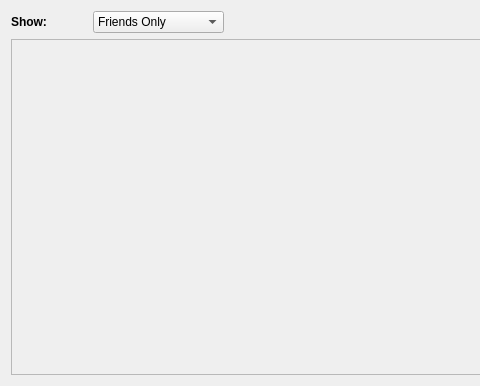
First picture: the form in retroshare-gui/src/gui/PeersFeed.ui, repository RetroShare/RetroShare, before the edit; both pictures show x 0 to 480 and y 0 to 386 of the 689 by 386 pixel window.
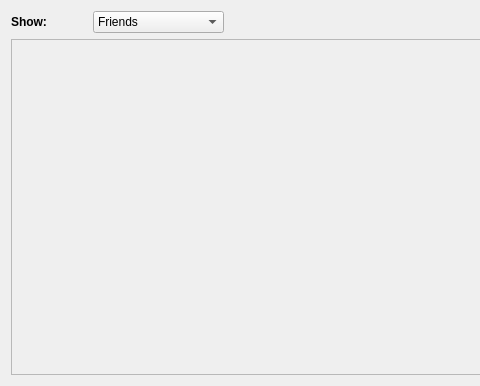
Second picture: the form after the edit.

```diff
--- a/retroshare-gui/src/gui/PeersFeed.ui
+++ b/retroshare-gui/src/gui/PeersFeed.ui
@@ -60,7 +60,12 @@
        </property>
        <item>
         <property name="text" >
-         <string>Friends Only</string>
+         <string>Friends</string>
+        </property>
+       </item>
+       <item>
+        <property name="text" >
+         <string>Online Friends</string>
         </property>
        </item>
        <item>
```
